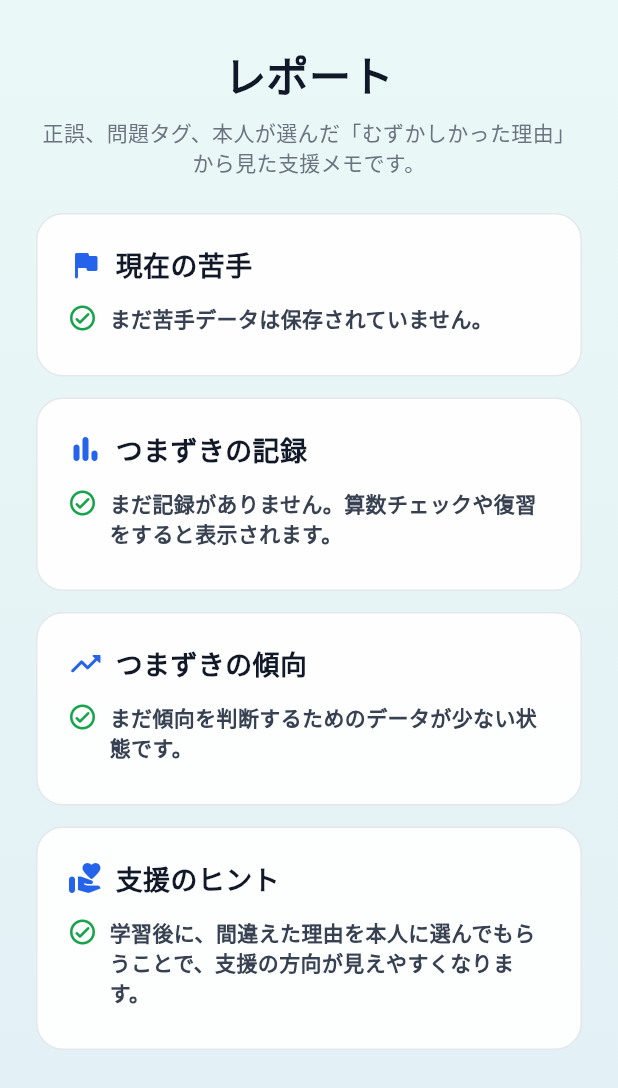
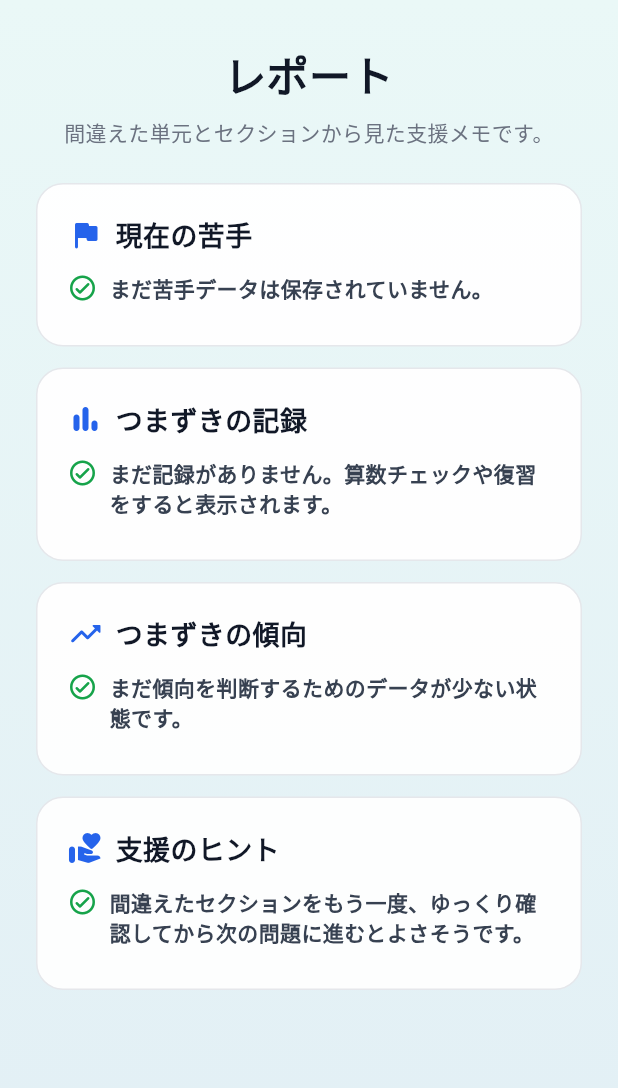
Before and after one commit to alex3333python/syuwa-study, a Flutter app: the ReportScreen widget shown alone on an empty page, opened directly with empty values, on a phone screen of 412 x 824 dp. Shown: the top 1088 px of the screen. Run offline on Flutter 3.47's test engine with Material 3 defaults, Android fonts, the phone set to English and light mode, and no system bars; our stand-ins replace flutter_tts, shared_preferences, video_player; accounts and stored records are empty; Roboto replaces fonts that are missing (GenInterfaceJP).

Commit message:
Rebuild report screen around units and map sections.
Record weak answers by diagnostic unit and lesson section instead of raw
tags, remove mistake-reason display from the report, and show unit labels
like わり算 in 現在の苦手 and section titles like 短い時間 in つまずきの記録.

Co-authored-by: Noeru Sugiyama <alex3333python@users.noreply.github.com>

```diff
--- a/lib/screens/report_screen.dart
+++ b/lib/screens/report_screen.dart
@@ -1,26 +1,24 @@
 import 'package:flutter/material.dart';
 
-import '../models/answer_record.dart';
+import '../logic/weak_signal_mapper.dart';
 import '../theme/app_colors.dart';
 
 class ReportScreen extends StatelessWidget {
-  final Map<String, int> weakTagCounts;
-  final Map<String, int> weakReasonCounts;
+  final Map<String, int> weakUnitCounts;
+  final Map<String, int> weakSectionCounts;
 
   const ReportScreen({
     super.key,
-    required this.weakTagCounts,
-    required this.weakReasonCounts,
+    required this.weakUnitCounts,
+    required this.weakSectionCounts,
   });
 
   @override
   Widget build(BuildContext context) {
-    final topTags = _topEntries(weakTagCounts);
-    final topThreeTags = _topEntries(weakTagCounts, limit: 3);
-    final topThreeReasons = _topEntries(weakReasonCounts, limit: 3);
-    final topReason = _topReason();
-    final trendMessages = _trendMessages(topTags, topReason);
-    final supportHints = _supportHints(topTags, topReason);
+    final topUnits = _topEntries(weakUnitCounts);
+    final topSections = _topEntries(weakSectionCounts, limit: 5);
+    final trendMessages = _trendMessages(topUnits, topSections);
+    final supportHints = _supportHints(topUnits, topSections);
 
     return Container(
       width: double.infinity,
@@ -45,7 +43,7 @@ class ReportScreen extends StatelessWidget {
                 ),
                 const SizedBox(height: 8),
                 const Text(
-                  '正誤、問題タグ、本人が選んだ「むずかしかった理由」から見た支援メモです。',
+                  '間違えた単元とセクションから見た支援メモです。',
                   textAlign: TextAlign.center,
                   style: TextStyle(color: Color(0xFF6B7280), height: 1.4),
                 ),
@@ -53,12 +51,12 @@ class ReportScreen extends StatelessWidget {
                 _ReportPanel(
                   icon: Icons.flag_rounded,
                   title: '現在の苦手',
-                  children: topTags.isEmpty
+                  children: topUnits.isEmpty
                       ? const [_ReportMessage('まだ苦手データは保存されていません。')]
-                      : topTags
+                      : topUnits
                             .map(
                               (entry) => _ReportMessage(
-                                '${_tagLabel(entry.key)}: ${entry.value}回',
+                                '${WeakSignalMapper.unitLabel(entry.key)}: ${entry.value}回',
                               ),
                             )
                             .toList(),
@@ -67,28 +65,17 @@ class ReportScreen extends StatelessWidget {
                 _ReportPanel(
                   icon: Icons.bar_chart_rounded,
                   title: 'つまずきの記録',
-                  children: topThreeTags.isEmpty && topThreeReasons.isEmpty
+                  children: topSections.isEmpty
                       ? const [
                           _ReportMessage('まだ記録がありません。算数チェックや復習をすると表示されます。'),
                         ]
                       : [
-                          if (topThreeTags.isNotEmpty) ...[
-                            const _MiniSectionTitle('苦手タグ 上位3件'),
-                            _CountBars(
-                              entries: topThreeTags,
-                              labelFor: _tagLabel,
-                              color: Color(0xFF2563EB),
-                            ),
-                            const SizedBox(height: 14),
-                          ],
-                          if (topThreeReasons.isNotEmpty) ...[
-                            const _MiniSectionTitle('むずかしかった理由 上位3件'),
-                            _CountBars(
-                              entries: topThreeReasons,
-                              labelFor: _reasonLabel,
-                              color: Color(0xFFF97316),
-                            ),
-                          ],
+                          const _MiniSectionTitle('間違えたセクション'),
+                          _CountBars(
+                            entries: topSections,
+                            labelFor: WeakSignalMapper.sectionLabel,
+                            color: const Color(0xFF2563EB),
+                          ),
                         ],
                 ),
                 const SizedBox(height: 14),
@@ -115,71 +102,42 @@ class ReportScreen extends StatelessWidget {
     Map<String, int> counts, {
     int limit = 5,
   }) {
-    final entries = counts.entries
-        .where((entry) => _isLearnerFacingTag(entry.key))
-        .toList()
+    final entries = counts.entries.toList()
       ..sort((a, b) => b.value.compareTo(a.value));
     return entries.take(limit).toList();
   }
 
-  bool _isLearnerFacingTag(String tag) {
-    switch (tag) {
-      case 'grade3':
-      case 'math':
-      case 'subject':
-        return false;
-    }
-    return true;
-  }
-
-  MistakeReason? _topReason() {
-    if (weakReasonCounts.isEmpty) return null;
-
-    final entries = weakReasonCounts.entries.toList()
-      ..sort((a, b) => b.value.compareTo(a.value));
-    final topKey = entries.first.key;
-
-    for (final reason in MistakeReason.values) {
-      if (reason.storageValue == topKey) {
-        return reason;
-      }
-    }
-    return null;
-  }
-
   List<String> _trendMessages(
-    List<MapEntry<String, int>> topTags,
-    MistakeReason? topReason,
+    List<MapEntry<String, int>> topUnits,
+    List<MapEntry<String, int>> topSections,
   ) {
     final messages = <String>[];
-    final topTagKeys = topTags.map((entry) => entry.key).toSet();
+    final unitKeys = topUnits.map((entry) => entry.key).toSet();
+    final sectionTitles = topSections
+        .map((entry) => WeakSignalMapper.sectionLabel(entry.key))
+        .toSet();
 
-    if (_isTopTag('word_problem', topTags) ||
-        topReason == MistakeReason.wording) {
-      messages.add('計算そのものよりも、問題文の読み取りでつまずいている可能性があります。');
-    }
-    if (_isTopTag('equal_share', topTags) ||
-        _isTopTag('equal-sharing', topTags) ||
-        _isTopTag('school_japanese_equally', topTags)) {
+    if (unitKeys.contains('division') ||
+        sectionTitles.any((title) => title.contains('分ける'))) {
       messages.add('「等しく」「ずつ」「分ける」などの学校日本語を確認するとよさそうです。');
     }
-    if (_isTopTag('remainder', topTags) ||
-        _isTopTag('remainder_calculation', topTags)) {
+    if (unitKeys.contains('remainder') ||
+        sectionTitles.any((title) => title.contains('あまり'))) {
       messages.add('あまりのあるわり算で、商とあまりの両方を確かめる必要がある場面が多いです。');
     }
-    if (_isTopTag('time', topTags) || _isTopTag('elapsed_time', topTags)) {
+    if (unitKeys.contains('time') || sectionTitles.contains('短い時間')) {
       messages.add('時こくと時間の進み方・経過時間でつまずいている可能性があります。');
     }
-    if (_isTopTag('length', topTags) || _isTopTag('weight', topTags) ||
-        topReason == MistakeReason.unit) {
-      messages.add('長さや重さの単位（cm・m・km / g・kg）の理解を確かめるとよさそうです。');
+    if (unitKeys.contains('length') || sectionTitles.contains('キロメートル')) {
+      messages.add('長さの単位（cm・m・km）の理解を確かめるとよさそうです。');
     }
-    if (topReason == MistakeReason.askedMeaning) {
-      messages.add('「何を聞かれているか」を取り違えている可能性があります。');
+    if (unitKeys.contains('weight') ||
+        sectionTitles.any((title) => title.contains('グラム') || title.contains('トン'))) {
+      messages.add('重さの単位（g・kg・t）の理解を確かめるとよさそうです。');
     }
 
-    if (messages.isEmpty && topTagKeys.isNotEmpty) {
-      messages.add('保存された苦手タグをもとに、似た問題で少しずつ確認するとよさそうです。');
+    if (messages.isEmpty && (unitKeys.isNotEmpty || sectionTitles.isNotEmpty)) {
+      messages.add('間違えた単元やセクションをもとに、似た問題で少しずつ確認するとよさそうです。');
     } else if (messages.isEmpty) {
       messages.add('まだ傾向を判断するためのデータが少ない状態です。');
     }
@@ -188,121 +146,39 @@ class ReportScreen extends StatelessWidget {
   }
 
   List<String> _supportHints(
-    List<MapEntry<String, int>> topTags,
-    MistakeReason? topReason,
+    List<MapEntry<String, int>> topUnits,
+    List<MapEntry<String, int>> topSections,
   ) {
     final hints = <String>[];
+    final unitKeys = topUnits.map((entry) => entry.key).toSet();
+    final sectionTitles = topSections
+        .map((entry) => WeakSignalMapper.sectionLabel(entry.key))
+        .toSet();
 
-    if (topReason == MistakeReason.wording ||
-        _hasTag('word_problem', topTags) ||
-        _hasTag('school_japanese_equally', topTags)) {
-      hints.add('日本語語彙支援を優先し、問題文の大事な言葉を先に確認してから計算に入るとよさそうです。');
-    }
-    if (_hasTag('word_problem', topTags) ||
-        topReason == MistakeReason.askedMeaning) {
-      hints.add('「何を聞かれているか」を最後の一文から一緒に確認すると、式を選びやすくなります。');
-    }
-    if (_hasTag('equal_share', topTags) ||
-        _hasTag('equal-sharing', topTags) ||
-        _hasTag('school_japanese_equally', topTags) ||
-        _hasTag('division', topTags)) {
+    if (unitKeys.contains('division') ||
+        sectionTitles.any((title) => title.contains('分ける'))) {
       hints.add('具体物や絵を使って、同じ数ずつ分ける場面を作ってから式につなげると効果的です。');
     }
-    if (_hasTag('remainder', topTags)) {
+    if (unitKeys.contains('remainder') ||
+        sectionTitles.any((title) => title.contains('あまり'))) {
       hints.add('あまりを「切り上げる場面」と「使わない場面」を分けて話すと整理しやすいです。');
     }
-    if (_hasTag('time', topTags)) {
+    if (unitKeys.contains('time') || sectionTitles.contains('短い時間')) {
       hints.add('時計を動かしながら、開始・終了・かかった時間を指差し確認すると定着しやすいです。');
     }
-    if (_hasTag('length', topTags) ||
-        _hasTag('weight', topTags) ||
-        topReason == MistakeReason.unit) {
-      hints.add('単位の換算表（1000m=1km、1000g=1kg）を近くに置いてから問題に入ると安心です。');
+    if (unitKeys.contains('length') || sectionTitles.contains('キロメートル')) {
+      hints.add('1000m=1km の換算を、メートル棒や地図と一緒に確認すると理解しやすいです。');
+    }
+    if (unitKeys.contains('weight') ||
+        sectionTitles.any((title) => title.contains('グラム') || title.contains('トン'))) {
+      hints.add('1000g=1kg の換算表を近くに置いてから問題に入ると安心です。');
     }
 
     if (hints.isEmpty) {
-      hints.add('学習後に、間違えた理由を本人に選んでもらうことで、支援の方向が見えやすくなります。');
+      hints.add('間違えたセクションをもう一度、ゆっくり確認してから次の問題に進むとよさそうです。');
     }
 
     return hints.take(4).toList();
-  }
-
-  bool _isTopTag(String tag, List<MapEntry<String, int>> topTags) {
-    if (topTags.isEmpty) return false;
-    final topCount = topTags.first.value;
-    return topTags.any((entry) => entry.key == tag && entry.value == topCount);
-  }
-
-  bool _hasTag(String tag, List<MapEntry<String, int>> topTags) {
-    return topTags.any((entry) => entry.key == tag);
-  }
-
-  String _tagLabel(String tag) {
-    switch (tag) {
-      case 'division':
-      case 'grade3_division':
-        return 'わり算';
-      case 'remainder':
-      case 'remainder_calculation':
-      case 'grade3_division_remainder':
-        return 'あまりのあるわり算';
-      case 'time':
-      case 'elapsed_time':
-      case 'minutes_after':
-      case 'grade3_time':
-        return '時こくと時間';
-      case 'length':
-      case 'kilometer':
-      case 'grade3_length':
-        return '長さ';
-      case 'weight':
-      case 'kilogram':
-      case 'gram':
-      case 'grade3_weight':
-        return '重さ';
-      case 'unit':
-        return '単位';
-      case 'word_problem':
-        return '文章題';
-      case 'equal_share':
-      case 'equal-sharing':
-      case 'school_japanese_equally':
-        return '等しく分ける言葉';
-      case 'school_japanese_each':
-        return '「ずつ」の言葉';
-      case 'measurement-division':
-        return '何人分・いくつ分';
-      case 'round_up_context':
-        return 'あまりを切り上げる場面';
-      case 'multiplication':
-        return 'かけ算';
-      case 'subtraction':
-        return 'ひき算';
-      case 'comparison':
-        return 'くらべる問題';
-      case 'fraction':
-        return '分数';
-      default:
-        return tag;
-    }
-  }
-
-  String _reasonLabel(String reasonKey) {
-    for (final reason in MistakeReason.values) {
-      if (reason.storageValue == reasonKey) {
-        switch (reason) {
-          case MistakeReason.calculation:
-            return '計算がわからなかった';
-          case MistakeReason.wording:
-            return '問題文の言葉がわからなかった';
-          case MistakeReason.askedMeaning:
-            return '何を聞かれているかわからなかった';
-          case MistakeReason.unit:
-            return '単位がわからなかった';
-        }
-      }
-    }
-    return reasonKey;
   }
 }
 
```
Also changed, not shown: lib/logic/weak_signal_mapper.dart (added, +169 -0 lines), lib/main.dart (+45 -32 lines), 1 other file.
